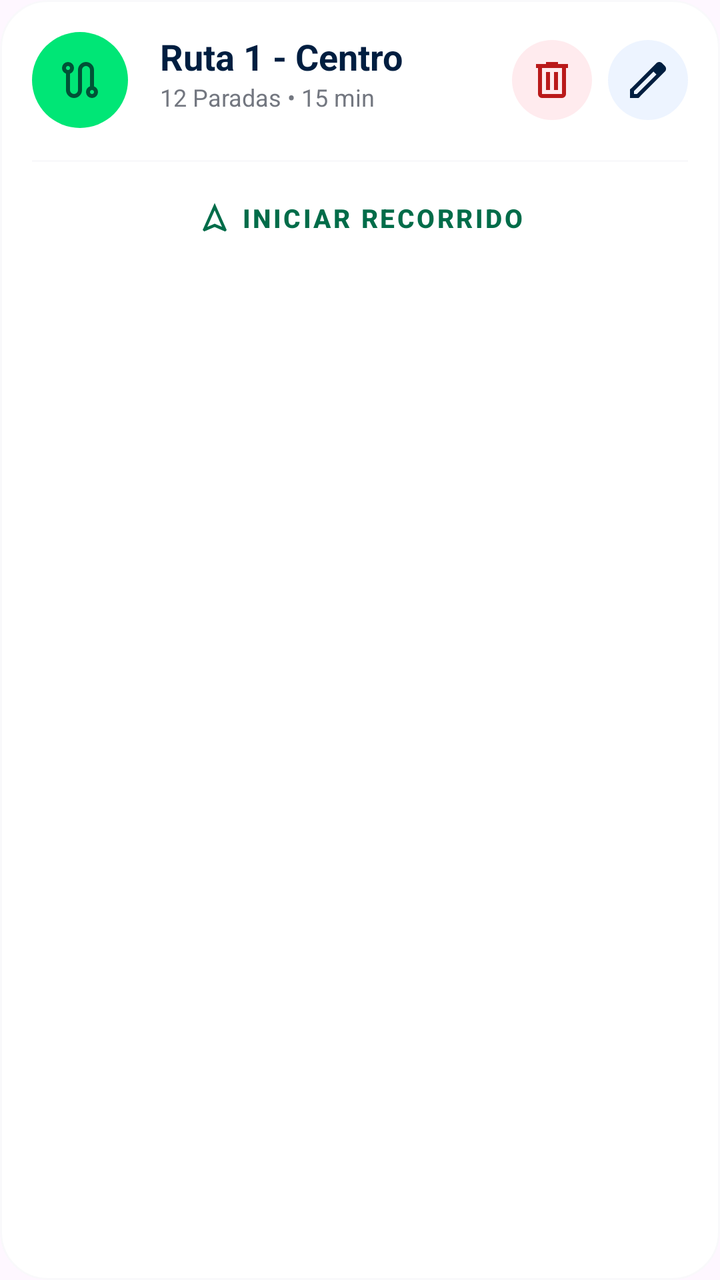
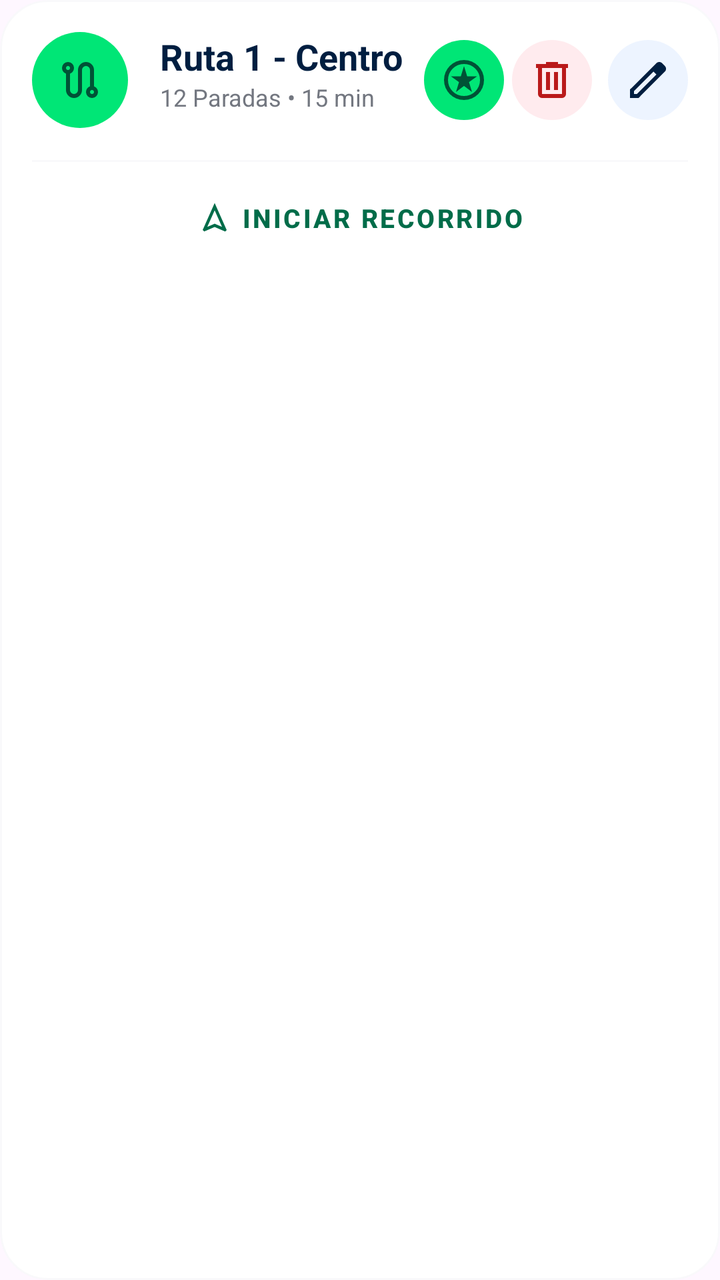

Before-and-after screenshots of an Android layout around one commit, followed by the original layout XML and the change that was made.
<!-- AndroidManifest.xml: application theme Theme.ProyectoDefinitivo -->
<!-- res/layout/item_config_route_card.xml -->
<?xml version="1.0" encoding="utf-8"?>
<com.google.android.material.card.MaterialCardView
        xmlns:android="http://schemas.android.com/apk/res/android"
        xmlns:app="http://schemas.android.com/apk/res-auto"
        android:layout_width="match_parent"
        android:layout_height="wrap_content"
        android:layout_marginBottom="12dp"
        android:layout_marginHorizontal="2dp"
        app:cardCornerRadius="24dp"
        app:cardElevation="0dp"
        app:strokeWidth="1dp"
        app:strokeColor="#1Ac3c6d1"
        app:cardBackgroundColor="#FFFFFF">

    <androidx.constraintlayout.widget.ConstraintLayout
            android:layout_width="match_parent"
            android:layout_height="wrap_content"
            android:paddingTop="16dp"
            android:paddingHorizontal="16dp"
            android:paddingBottom="8dp">

        <ImageView
                android:id="@+id/ivConfigRouteIcon"
                android:layout_width="48dp"
                android:layout_height="48dp"
                android:background="@drawable/bg_circle_green"
                android:padding="12dp"
                android:src="@drawable/ic_route"
                app:tint="#005236"
                app:layout_constraintStart_toStartOf="parent"
                app:layout_constraintTop_toTopOf="parent" />

        <TextView
                android:id="@+id/tvConfigRouteName"
                android:layout_width="0dp"
                android:layout_height="wrap_content"
                android:layout_marginStart="16dp"
                android:layout_marginEnd="8dp"
                android:text="Ruta 1 - Centro"
                android:textColor="#001e40"
                android:textSize="18sp"
                android:textStyle="bold"
                app:layout_constraintStart_toEndOf="@id/ivConfigRouteIcon"
                app:layout_constraintEnd_toStartOf="@id/btnDeleteRoute"
                app:layout_constraintTop_toTopOf="@id/ivConfigRouteIcon" />

        <TextView
                android:id="@+id/tvConfigRouteDetails"
                android:layout_width="0dp"
                android:layout_height="wrap_content"
                android:layout_marginStart="16dp"
                android:layout_marginEnd="8dp"
                android:text="12 Paradas • 15 min"
                android:textColor="#737780"
                android:textSize="12sp"
                app:layout_constraintStart_toEndOf="@id/ivConfigRouteIcon"
                app:layout_constraintEnd_toStartOf="@id/btnDeleteRoute"
                app:layout_constraintTop_toBottomOf="@id/tvConfigRouteName" />

        <ImageButton
                android:id="@+id/btnDeleteRoute"
                android:layout_width="40dp"
                android:layout_height="40dp"
                android:layout_marginEnd="8dp"
                android:background="@drawable/bg_circle_light_red"
                android:src="@drawable/ic_delete"
                app:tint="#ba1a1a"
                app:layout_constraintEnd_toStartOf="@id/btnEditRoute"
                app:layout_constraintTop_toTopOf="@id/ivConfigRouteIcon"
                app:layout_constraintBottom_toBottomOf="@id/ivConfigRouteIcon" />

        <ImageButton
                android:id="@+id/btnEditRoute"
                android:layout_width="40dp"
                android:layout_height="40dp"
                android:background="@drawable/bg_circle_light_blue"
                android:src="@drawable/ic_edit"
                app:tint="#001e40"
                app:layout_constraintEnd_toEndOf="parent"
                app:layout_constraintTop_toTopOf="@id/ivConfigRouteIcon"
                app:layout_constraintBottom_toBottomOf="@id/ivConfigRouteIcon" />

        <View
                android:id="@+id/dividerCard"
                android:layout_width="0dp"
                android:layout_height="1dp"
                android:background="#1Ac3c6d1"
                android:layout_marginTop="16dp"
                app:layout_constraintTop_toBottomOf="@id/ivConfigRouteIcon"
                app:layout_constraintStart_toStartOf="parent"
                app:layout_constraintEnd_toEndOf="parent" />

        <com.google.android.material.button.MaterialButton
                android:id="@+id/btnStartRoute"
                style="@style/Widget.MaterialComponents.Button.TextButton"
                android:layout_width="match_parent"
                android:layout_height="wrap_content"
                android:layout_marginTop="4dp"
                android:text="INICIAR RECORRIDO"
                android:textColor="#006c49"
                android:textSize="13sp"
                android:textStyle="bold"
                app:icon="@drawable/ic_navigation"
                app:iconTint="#006c49"
                app:iconGravity="textStart"
                app:layout_constraintTop_toBottomOf="@id/dividerCard"
                app:layout_constraintBottom_toBottomOf="parent" />

    </androidx.constraintlayout.widget.ConstraintLayout>
</com.google.android.material.card.MaterialCardView>
<!-- resources referenced by this layout -->
<resources>
  <!-- drawable bg_circle_green (drawable) -->
  <?xml version="1.0" encoding="utf-8"?>
  <shape xmlns:android="http://schemas.android.com/apk/res/android"
      android:shape="oval">
      <solid android:color="#00e676" /> </shape>
  <!-- drawable bg_circle_light_blue (drawable) -->
  <?xml version="1.0" encoding="utf-8"?>
  <shape xmlns:android="http://schemas.android.com/apk/res/android" android:shape="oval">
      <solid android:color="#33a7c8ff" /> </shape>
  <!-- drawable bg_circle_light_red (drawable) -->
  <?xml version="1.0" encoding="utf-8"?>
  <shape xmlns:android="http://schemas.android.com/apk/res/android"
      android:shape="oval">
      <solid android:color="#FFEBEE" />
  </shape>
  <!-- drawable ic_delete (drawable) -->
  <vector xmlns:android="http://schemas.android.com/apk/res/android"
      android:width="24dp"
      android:height="24dp"
      android:viewportWidth="960"
      android:viewportHeight="960">
    <path
        android:pathData="M280,840q-33,0 -56.5,-23.5T200,760v-520h-40v-80h200v-40h240v40h200v80h-40v520q0,33 -23.5,56.5T680,840L280,840ZM680,240L280,240v520h400v-520ZM360,680h80v-360h-80v360ZM520,680h80v-360h-80v360ZM280,240v520,-520Z"
        android:fillColor="#e3e3e3"/>
  </vector>
  <!-- drawable ic_edit (drawable) -->
  <vector xmlns:android="http://schemas.android.com/apk/res/android"
      android:width="24dp"
      android:height="24dp"
      android:viewportWidth="960"
      android:viewportHeight="960">
    <path
        android:pathData="M200,760h57l391,-391 -57,-57 -391,391v57ZM120,840v-170l528,-527q12,-11 26.5,-17t30.5,-6q16,0 31,6t26,18l55,56q12,11 17.5,26t5.5,30q0,16 -5.5,30.5T817,313L290,840L120,840ZM760,256 L704,200 760,256ZM619,341 L591,312 648,369 619,341Z"
        android:fillColor="#e3e3e3"/>
  </vector>
  <!-- drawable ic_navigation (drawable) -->
  <vector xmlns:android="http://schemas.android.com/apk/res/android"
      android:width="24dp"
      android:height="24dp"
      android:viewportWidth="960"
      android:viewportHeight="960">
    <path
        android:pathData="m200,840 l-40,-40 320,-720 320,720 -40,40 -280,-120 -280,120ZM284,716 L480,632 676,716 480,276 284,716ZM480,632Z"
        android:fillColor="#e3e3e3"/>
  </vector>
  <style name="Theme.ProyectoDefinitivo" parent="Base.Theme.ProyectoDefinitivo" />
  <style name="Base.Theme.ProyectoDefinitivo" parent="Theme.Material3.DayNight.NoActionBar">
          
          
      </style>
  <!-- unchanged entries left out for length: 1 -->
</resources>

<!-- the commit's change to res/layout/item_config_route_card.xml (unified diff, before → after) -->
@@ -41,7 +41,7 @@
                 android:textSize="18sp"
                 android:textStyle="bold"
                 app:layout_constraintStart_toEndOf="@id/ivConfigRouteIcon"
-                app:layout_constraintEnd_toStartOf="@id/btnDeleteRoute"
+                app:layout_constraintEnd_toStartOf="@id/btnPinRoute"
                 app:layout_constraintTop_toTopOf="@id/ivConfigRouteIcon" />
 
         <TextView
@@ -54,8 +54,21 @@
                 android:textColor="#737780"
                 android:textSize="12sp"
                 app:layout_constraintStart_toEndOf="@id/ivConfigRouteIcon"
+                app:layout_constraintEnd_toStartOf="@id/btnPinRoute"
+                app:layout_constraintTop_toBottomOf="@id/tvConfigRouteName" />
+
+        <ImageButton
+                android:id="@+id/btnPinRoute"
+                android:layout_width="40dp"
+                android:layout_height="40dp"
+                android:layout_marginEnd="4dp"
+                android:background="@drawable/bg_circle_green"
+                android:src="@drawable/ic_stars"
+                app:tint="#005236"
+                android:contentDescription="Fijar como frecuente"
                 app:layout_constraintEnd_toStartOf="@id/btnDeleteRoute"
-                app:layout_constraintTop_toBottomOf="@id/tvConfigRouteName" />
+                app:layout_constraintTop_toTopOf="@id/ivConfigRouteIcon"
+                app:layout_constraintBottom_toBottomOf="@id/ivConfigRouteIcon" />
 
         <ImageButton
                 android:id="@+id/btnDeleteRoute"
<!-- resource entries referenced after the edit -->
@@ -45,6 +45,16 @@
         android:pathData="m200,840 l-40,-40 320,-720 320,720 -40,40 -280,-120 -280,120ZM284,716 L480,632 676,716 480,276 284,716ZM480,632Z"
         android:fillColor="#e3e3e3"/>
   </vector>
+  <!-- drawable ic_stars (drawable) -->
+  <vector xmlns:android="http://schemas.android.com/apk/res/android"
+      android:width="24dp"
+      android:height="24dp"
+      android:viewportWidth="960"
+      android:viewportHeight="960">
+    <path
+        android:pathData="m320,720 l160,-122 160,122 -60,-198 160,-114L544,408l-64,-208 -64,208L220,408l160,114 -60,198ZM480,880q-83,0 -156,-31.5T197,763q-54,-54 -85.5,-127T80,480q0,-83 31.5,-156T197,197q54,-54 127,-85.5T480,80q83,0 156,31.5T763,197q54,54 85.5,127T880,480q0,83 -31.5,156T763,763q-54,54 -127,85.5T480,880ZM480,800q134,0 227,-93t93,-227q0,-134 -93,-227t-227,-93q-134,0 -227,93t-93,227q0,134 93,227t227,93ZM480,480Z"
+        android:fillColor="#e3e3e3"/>
+  </vector>
   <style name="Theme.ProyectoDefinitivo" parent="Base.Theme.ProyectoDefinitivo" />
   <style name="Base.Theme.ProyectoDefinitivo" parent="Theme.Material3.DayNight.NoActionBar">
           
